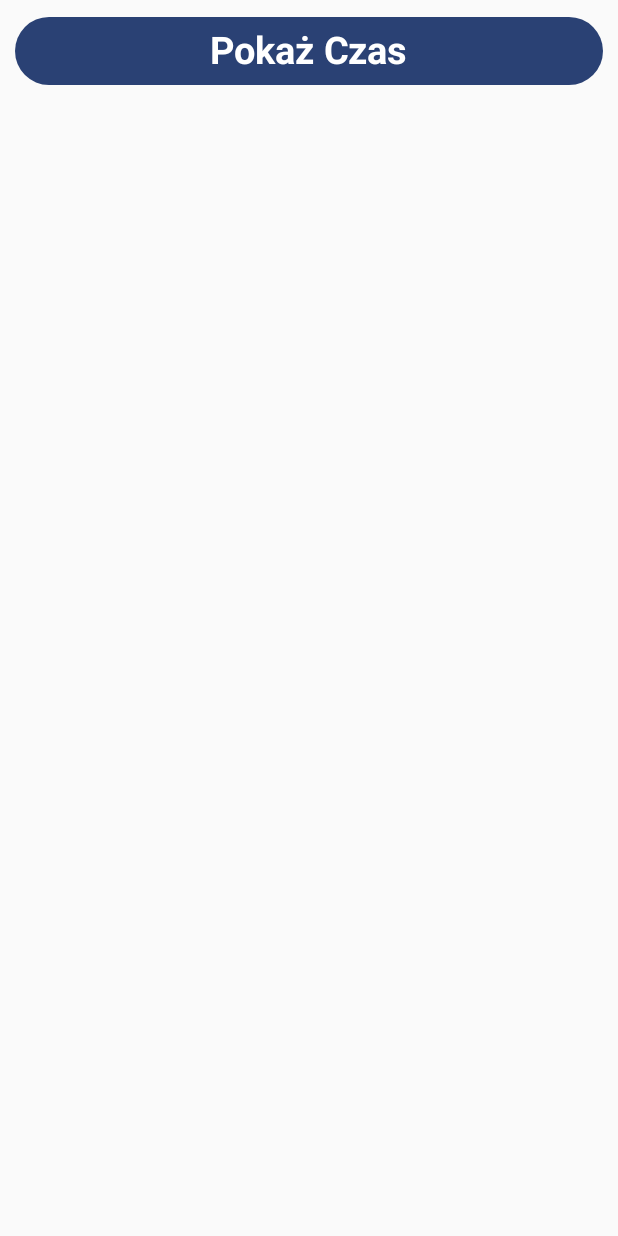
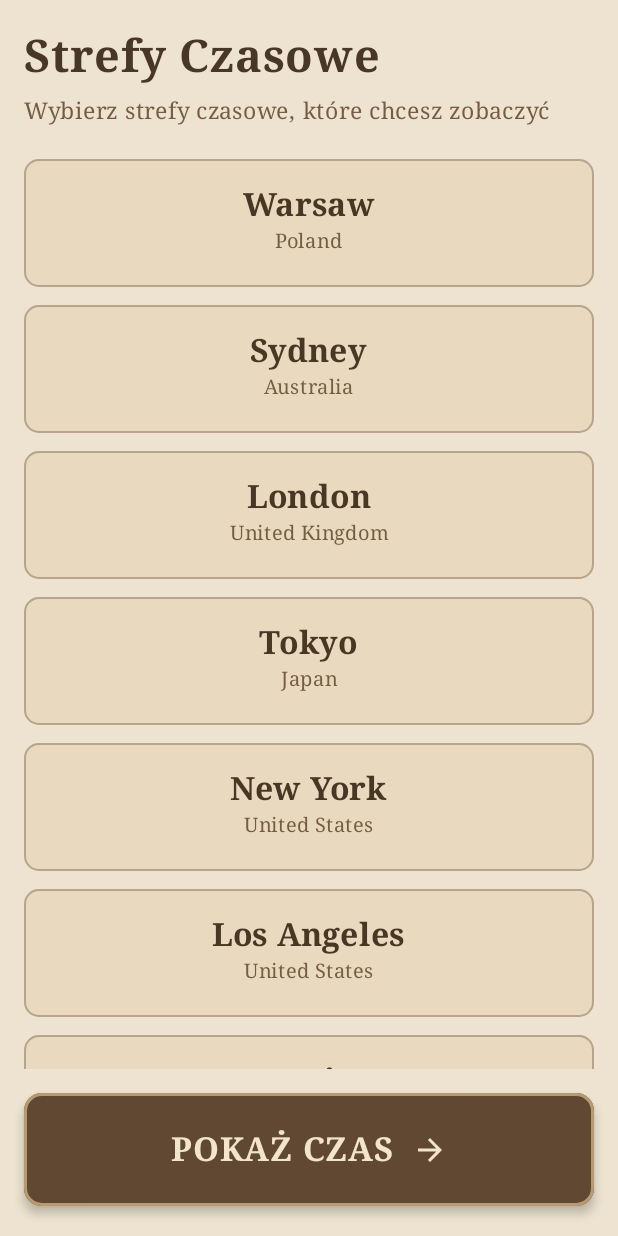
Before and after one commit to Walorson/time-zone-clock-android-app, an Android app built with Jetpack Compose: the screen it shows after launch (MainActivity), on a phone screen of 412 x 824 dp. Run offline under Robolectric (Android 15) with nearby library versions, the phone set to English and light mode, and no system bars.

Commit message:
feat: MainActivity Layout done

```diff
--- a/app/src/main/java/com/example/time_zone_clock/ActivityButton.kt
+++ b/app/src/main/java/com/example/time_zone_clock/ActivityButton.kt
@@ -1,28 +1,68 @@
 package com.example.time_zone_clock
 
+import androidx.compose.foundation.BorderStroke
+import androidx.compose.foundation.layout.Arrangement
+import androidx.compose.foundation.layout.Row
+import androidx.compose.foundation.layout.Spacer
 import androidx.compose.foundation.layout.fillMaxWidth
+import androidx.compose.foundation.layout.height
 import androidx.compose.foundation.layout.padding
+import androidx.compose.foundation.layout.width
+import androidx.compose.foundation.shape.RoundedCornerShape
 import androidx.compose.material3.Button
+import androidx.compose.material3.Icon
+import androidx.compose.material.icons.Icons
+import androidx.compose.material.icons.automirrored.filled.ArrowForward
+import androidx.compose.material.icons.filled.ArrowForward
+import androidx.compose.material3.Surface
 import androidx.compose.material3.Text
 import androidx.compose.runtime.Composable
+import androidx.compose.ui.Alignment
 import androidx.compose.ui.Modifier
+import androidx.compose.ui.graphics.Color
+import androidx.compose.ui.text.font.FontFamily
 import androidx.compose.ui.text.font.FontWeight
 import androidx.compose.ui.unit.dp
 import androidx.compose.ui.unit.sp
 
+
 @Composable
 fun ActivityButton(
-    text: String,
-    onClick: () -> Unit = {}
+    onClick: () -> Unit
 ) {
-    Button(
+    Surface(
+        modifier = Modifier
+            .fillMaxWidth()
+            .height(75.dp),
         onClick = onClick,
-        modifier = Modifier.fillMaxWidth().padding(10.dp)
+        shape = RoundedCornerShape(12.dp),
+        color = Color(0xFF604832),
+        border = BorderStroke(
+            2.dp,
+            Color(0xFFB79A70)
+        ),
+        shadowElevation = 4.dp
     ) {
-        Text(
-            text = text,
-            fontSize = 25.sp,
-            fontWeight = FontWeight.Bold
-        )
+        Row(
+            modifier = Modifier.padding(horizontal = 20.dp),
+            verticalAlignment = Alignment.CenterVertically,
+            horizontalArrangement = Arrangement.Center
+        ) {
+            Text(
+                text = "POKAŻ CZAS",
+                fontSize = 22.sp,
+                fontWeight = FontWeight.Bold,
+                fontFamily = FontFamily.Serif,
+                color = Color(0xFFF2E5CC)
+            )
+
+            Spacer(modifier = Modifier.width(12.dp))
+
+            Icon(
+                imageVector = Icons.AutoMirrored.Filled.ArrowForward,
+                contentDescription = "Przejdź dalej",
+                tint = Color(0xFFF2E5CC)
+            )
+        }
     }
 }
--- /dev/null
+++ b/app/src/main/java/com/example/time_zone_clock/ChoiceButton.kt
@@ -0,0 +1,74 @@
+package com.example.time_zone_clock
+
+import androidx.compose.foundation.BorderStroke
+import androidx.compose.foundation.layout.Arrangement
+import androidx.compose.foundation.layout.Column
+import androidx.compose.foundation.layout.fillMaxWidth
+import androidx.compose.foundation.layout.height
+import androidx.compose.foundation.shape.RoundedCornerShape
+import androidx.compose.material3.Surface
+import androidx.compose.material3.Text
+import androidx.compose.runtime.Composable
+import androidx.compose.ui.Alignment
+import androidx.compose.ui.Modifier
+import androidx.compose.ui.graphics.Color
+import androidx.compose.ui.text.font.FontFamily
+import androidx.compose.ui.text.font.FontWeight
+import androidx.compose.ui.unit.dp
+import androidx.compose.ui.unit.sp
+
+
+@Composable
+fun ChoiceButton(
+    city: String,
+    country: String,
+    selectedCities: Set<String>,
+    onSelectionChange: (Set<String>) -> Unit
+) {
+    val selected = city in selectedCities
+
+    Surface(
+        modifier = Modifier
+            .fillMaxWidth()
+            .height(85.dp),
+        onClick = {
+            val newSelection =
+                if (selected) {
+                    selectedCities - city
+                } else {
+                    selectedCities + city
+                }
+
+            onSelectionChange(newSelection)
+        },
+        shape = RoundedCornerShape(10.dp),
+        color = Color(0xFFE8D9BF),
+        border = BorderStroke(
+            width = if (selected) 3.dp else 1.dp,
+            color = if (selected)
+                Color(0xFF604832)
+            else
+                Color(0xFFB7A58B)
+        )
+    ) {
+        Column(
+            horizontalAlignment = Alignment.CenterHorizontally,
+            verticalArrangement = Arrangement.Center
+        ) {
+            Text(
+                text = city,
+                fontSize = 21.sp,
+                fontWeight = FontWeight.SemiBold,
+                fontFamily = FontFamily.Serif,
+                color = Color(0xFF493725)
+            )
+
+            Text(
+                text = country,
+                fontSize = 13.sp,
+                fontFamily = FontFamily.Serif,
+                color = Color(0xFF755C43)
+            )
+        }
+    }
+}
--- a/app/src/main/java/com/example/time_zone_clock/MainActivity.kt
+++ b/app/src/main/java/com/example/time_zone_clock/MainActivity.kt
@@ -5,14 +5,34 @@ import android.os.Bundle
 import androidx.activity.ComponentActivity
 import androidx.activity.compose.setContent
 import androidx.activity.enableEdgeToEdge
+import androidx.compose.foundation.background
+import androidx.compose.foundation.layout.Arrangement
+import androidx.compose.foundation.layout.Column
+import androidx.compose.foundation.layout.Spacer
 import androidx.compose.foundation.layout.fillMaxSize
+import androidx.compose.foundation.layout.fillMaxWidth
+import androidx.compose.foundation.layout.height
 import androidx.compose.foundation.layout.padding
+import androidx.compose.foundation.layout.safeDrawingPadding
+import androidx.compose.foundation.lazy.LazyColumn
+import androidx.compose.foundation.lazy.items
 import androidx.compose.material3.Scaffold
 import androidx.compose.material3.Text
 import androidx.compose.runtime.Composable
+import androidx.compose.runtime.getValue
+import androidx.compose.runtime.mutableStateOf
+import androidx.compose.runtime.saveable.rememberSaveable
+import androidx.compose.runtime.setValue
 import androidx.compose.ui.Modifier
+import androidx.compose.ui.graphics.Color
 import androidx.compose.ui.platform.LocalContext
+import androidx.compose.ui.text.font.FontFamily
+import androidx.compose.ui.text.font.FontWeight
 import androidx.compose.ui.tooling.preview.Preview
+import androidx.compose.ui.unit.dp
+import androidx.compose.ui.unit.sp
+import androidx.core.graphics.component1
+import androidx.core.graphics.component2
 import com.example.time_zone_clock.ui.theme.TimezoneclockTheme
 
 class MainActivity : ComponentActivity() {
@@ -23,30 +43,90 @@ class MainActivity : ComponentActivity() {
             TimezoneclockTheme {
                 val context = LocalContext.current
 
-                ActivityButton(
-                    text = "Pokaż Czas",
-                    onClick = {
-                        val intent = Intent(context, TimeActivity::class.java)
-                        context.startActivity(intent)
+                // Przechowujemy zaznaczone miasta
+                var selectedCities by rememberSaveable {
+                    mutableStateOf(setOf<String>())
+                }
+
+                // Lista dostępnych miast
+                val cities = listOf(
+                    "Warsaw" to "Poland",
+                    "Sydney" to "Australia",
+                    "London" to "United Kingdom",
+                    "Tokyo" to "Japan",
+                    "New York" to "United States",
+                    "Los Angeles" to "United States",
+                    "Paris" to "France",
+                    "Tokyo" to "Japan",
+                )
+
+                Column(
+                    modifier = Modifier
+                        .fillMaxSize()
+                        .background(Color(0xFFEDE3D0))
+                        .safeDrawingPadding()
+                        .padding(
+                            horizontal = 16.dp,
+                            vertical = 20.dp
+                        )
+                ) {
+
+                    // TYTUŁ
+                    Text(
+                        text = "Strefy Czasowe",
+                        fontSize = 30.sp,
+                        fontWeight = FontWeight.Bold,
+                        fontFamily = FontFamily.Serif,
+                        color = Color(0xFF493725)
+                    )
+
+                    Spacer(modifier = Modifier.height(6.dp))
+
+                    // PODTYTUŁ
+                    Text(
+                        text = "Wybierz strefy czasowe, które chcesz zobaczyć",
+                        fontSize = 15.sp,
+                        fontFamily = FontFamily.Serif,
+                        color = Color(0xFF755C43)
+                    )
+
+                    Spacer(modifier = Modifier.height(20.dp))
+
+                    // LISTA MIAST
+                    LazyColumn(
+                        modifier = Modifier
+                            .fillMaxWidth()
+                            .weight(1f),
+                        verticalArrangement = Arrangement.spacedBy(12.dp)
+                    ) {
+
+                        items(cities) { (city, country) ->
+
+                            ChoiceButton(
+                                city = city,
+                                country = country,
+                                selectedCities = selectedCities,
+                                onSelectionChange = {
+                                    selectedCities = it
+                                }
+                            )
+                        }
                     }
-                )
+
+                    Spacer(modifier = Modifier.height(16.dp))
+
+                    ActivityButton(
+                        onClick = {
+                            val intent = Intent(
+                                context,
+                                TimeActivity::class.java
+                            )
+
+                            context.startActivity(intent)
+                        }
+                    )
+                }
             }
         }
     }
 }
-
-@Composable
-fun Greeting(name: String, modifier: Modifier = Modifier) {
-    Text(
-        text = "Hello $name!",
-        modifier = modifier
-    )
-}
-
-@Preview(showBackground = true)
-@Composable
-fun GreetingPreview() {
-    TimezoneclockTheme {
-        Greeting("Android")
-    }
-}
--- a/gradle/libs.versions.toml
+++ b/gradle/libs.versions.toml
@@ -12,6 +12,9 @@ appcompat = "1.8.0"
 material = "1.14.0"
 activityKtx = "1.13.0"
 constraintlayout = "2.2.2"
+runtimeSaveable = "1.13.0"
+material3 = "1.5.0"
+foundationLayout = "1.13.0"
 
 [libraries]
 androidx-core-ktx = { group = "androidx.core", name = "core-ktx", version.ref = "coreKtx" }
@@ -32,6 +35,9 @@ androidx-appcompat = { group = "androidx.appcompat", name = "appcompat", version
 material = { group = "com.google.android.material", name = "material", version.ref = "material" }
 androidx-activity-ktx = { group = "androidx.activity", name = "activity-ktx", version.ref = "activityKtx" }
 androidx-constraintlayout = { group = "androidx.constraintlayout", name = "constraintlayout", version.ref = "constraintlayout" }
+androidx-compose-runtime-saveable = { group = "androidx.compose.runtime", name = "runtime-saveable", version.ref = "runtimeSaveable" }
+androidx-material3 = { group = "androidx.compose.material3", name = "material3", version.ref = "material3" }
+androidx-compose-foundation-layout = { group = "androidx.compose.foundation", name = "foundation-layout", version.ref = "foundationLayout" }
 
 [plugins]
 android-application = { id = "com.android.application", version.ref = "agp" }
```
Also changed, not shown: app/build.gradle.kts (+8 -1 lines).
